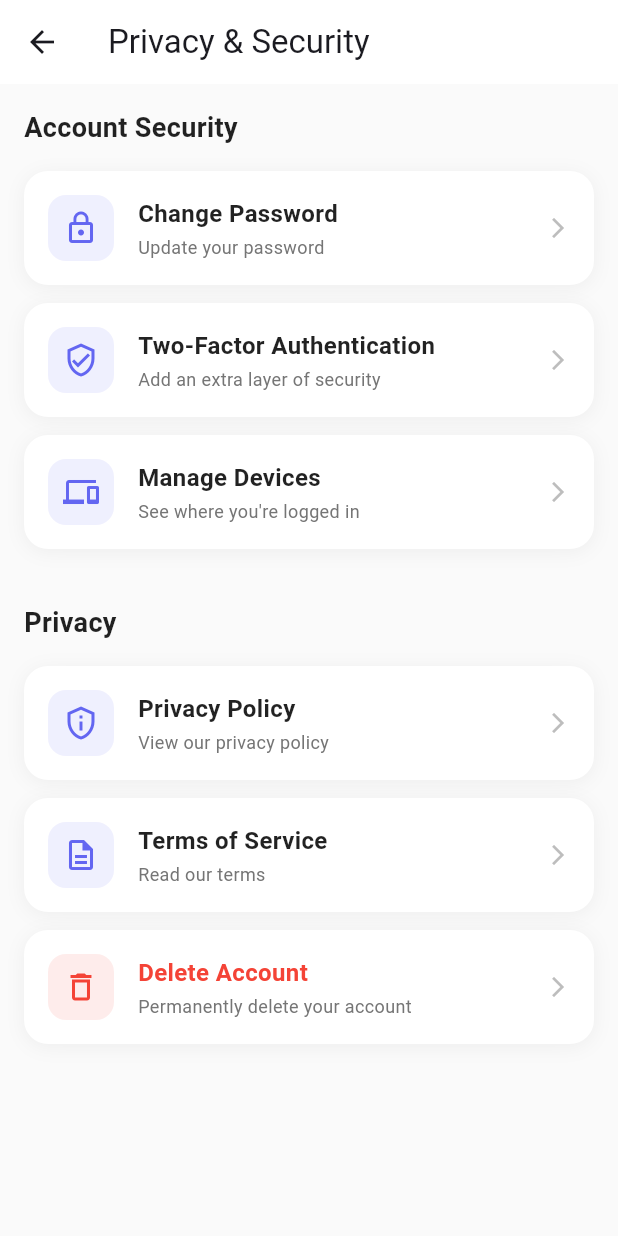
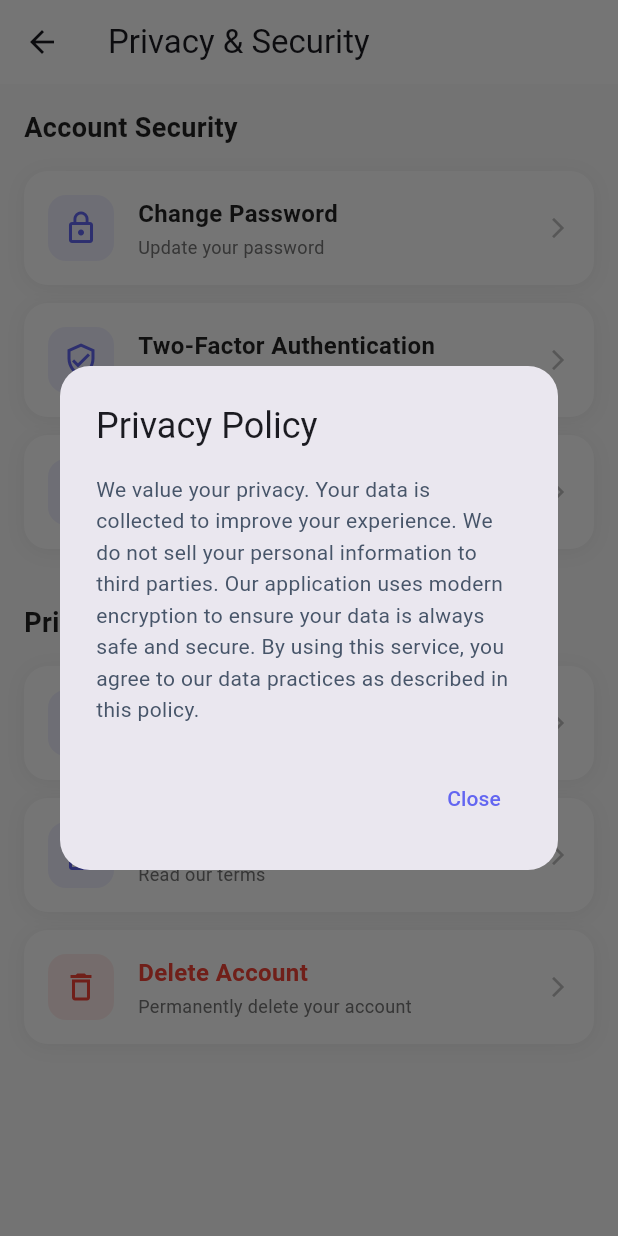
Before and after one commit to nigamyadav72/MajorProject_App, a Flutter app: the PrivacySecurityPage screen opened directly, after a tap on "Privacy Policy", on a phone screen of 412 x 824 dp. Run offline on Flutter 3.47's test engine with Material 3 defaults, Android fonts, the light colour scheme and no system bars; our stand-ins replace cached_network_image, flutter_secure_storage, google_sign_in, image_picker, webview_flutter; missing offline and left inert: khalti_checkout_flutter; accounts and stored records are empty; network calls fail; Roboto replaces fonts that are missing (Outfit).

Commit message:
privacy and security page changed

```diff
--- a/lib/screens/privacy_security_page.dart
+++ b/lib/screens/privacy_security_page.dart
@@ -57,14 +57,23 @@
             icon: Icons.privacy_tip_outlined,
             title: 'Privacy Policy',
             subtitle: 'View our privacy policy',
-            onTap: () {},
+            onTap: () => _showTextDialog(
+              context,
+              'Privacy Policy',
+              'We value your privacy. Your data is collected to improve your experience. We do not sell your personal information to third parties. Our application uses modern encryption to ensure your data is always safe and secure. By using this service, you agree to our data practices as described in this policy.',
+            ),
           ),
           _SecurityOption(
             icon: Icons.description_outlined,
             title: 'Terms of Service',
             subtitle: 'Read our terms',
-            onTap: () {},
+            onTap: () => _showTextDialog(
+              context,
+              'Terms of Service',
+              'Welcome to our platform. These terms govern your use of our application. You must use the service legally and responsibly. We reserve the right to terminate access for users who violate these terms. The items purchased are subject to our refund policy. All intellectual property on this platform belongs to its respective owners.',
+            ),
           ),
+
           _SecurityOption(
             icon: Icons.delete_outline,
             title: 'Delete Account',
@@ -151,6 +160,29 @@
       ),
     );
   }
+
+  void _showTextDialog(BuildContext context, String title, String content) {
+    showDialog(
+      context: context,
+      builder: (ctx) => AlertDialog(
+        shape: RoundedRectangleBorder(borderRadius: BorderRadius.circular(20)),
+        title: Text(title),
+        content: SingleChildScrollView(
+          child: Text(
+            content,
+            style: const TextStyle(fontSize: 14, height: 1.5),
+          ),
+        ),
+        actions: [
+          TextButton(
+            onPressed: () => Navigator.pop(ctx),
+            child: const Text('Close'),
+          ),
+        ],
+      ),
+    );
+  }
+
 }
 
 class _SecurityOption extends StatelessWidget {
```
Also changed, not shown: lib/screens/seller_dashboard_page.dart (+23 -1 lines).
